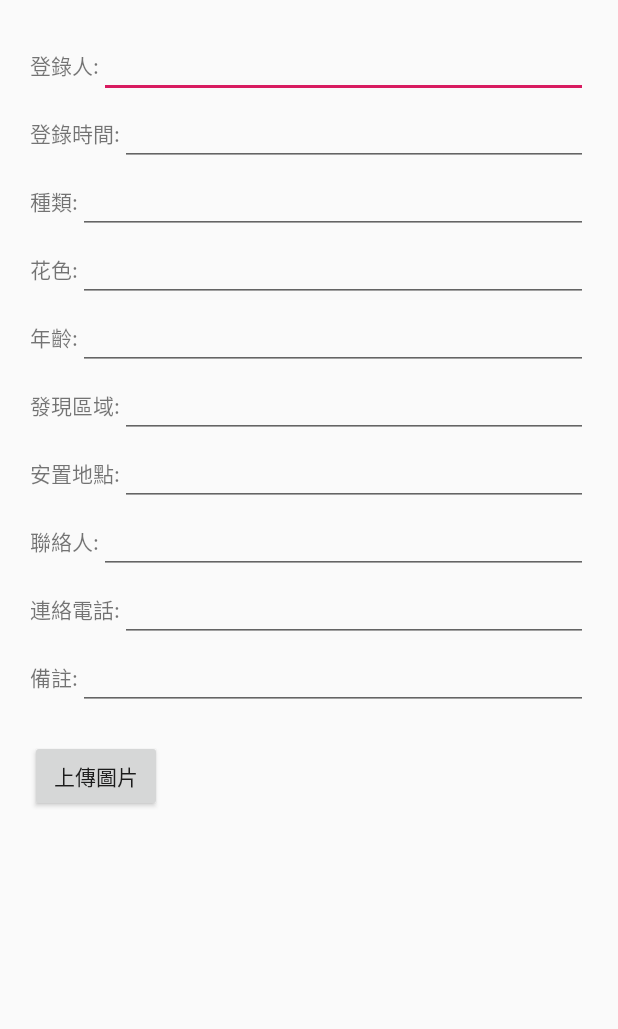
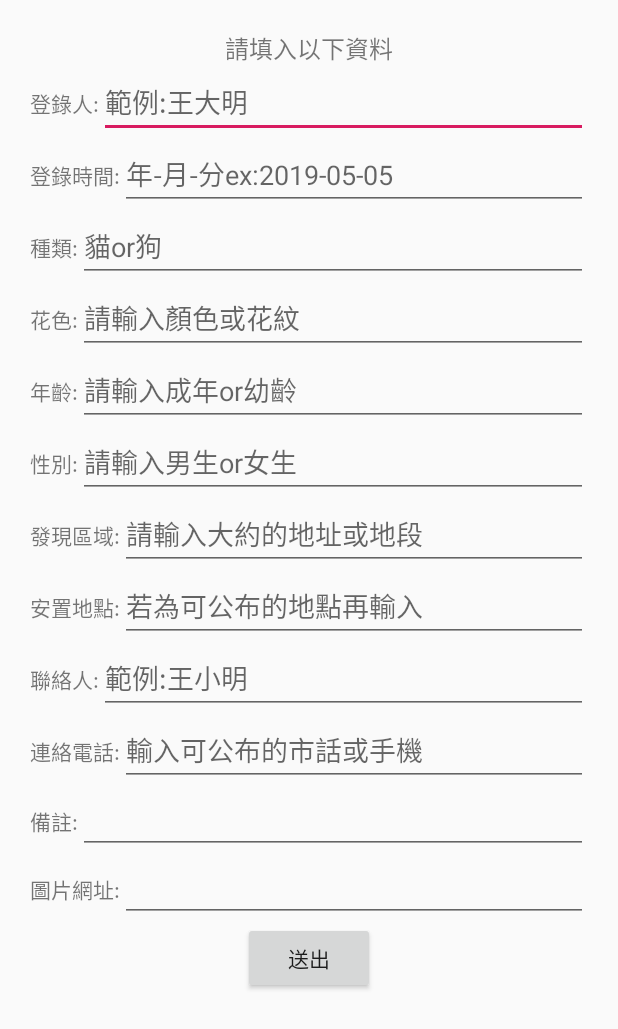
Before and after one commit to liucheyu/AniamlRegister, an Android app: the registerData screen opened directly, with no data from a screen before it, on a phone screen of 412 x 824 dp. Shown: the top 1029 px of the screen. Run offline under Robolectric (Android 15) with nearby library versions, the phone set to English and light mode, and no system bars.

Commit message:
20190506commit修改資料登錄

```diff
--- a/app/src/main/res/layout/activity_register_data.xml
+++ b/app/src/main/res/layout/activity_register_data.xml
@@ -1,16 +1,24 @@
 <?xml version="1.0" encoding="utf-8"?>
-<LinearLayout xmlns:android="http://schemas.android.com/apk/res/android"
+<ScrollView
+    xmlns:android="http://schemas.android.com/apk/res/android"
     xmlns:app="http://schemas.android.com/apk/res-auto"
     xmlns:tools="http://schemas.android.com/tools"
     android:layout_width="match_parent"
-    android:layout_height="match_parent"
+    android:layout_height="match_parent">
+<LinearLayout
+    android:layout_width="match_parent"
+    android:layout_height="wrap_content"
     tools:context=".registerData"
     android:orientation="vertical"
     android:padding="20dp">
-    <ImageView
-        android:id="@+id/image"
+
+    <TextView
         android:layout_width="wrap_content"
-        android:layout_height="wrap_content" />
+        android:layout_height="wrap_content"
+        android:layout_gravity="center_horizontal"
+        android:text="請填入以下資料"
+        android:textSize="16sp"/>
+
     <LinearLayout
         android:layout_width="match_parent"
         android:layout_height="wrap_content"
@@ -22,7 +30,8 @@
         <EditText
             android:id="@+id/edtRegister"
             android:layout_width="match_parent"
-            android:layout_height="wrap_content" />
+            android:layout_height="wrap_content"
+            android:hint="範例:王大明"/>
     </LinearLayout>
     <LinearLayout
         android:layout_width="match_parent"
@@ -35,7 +44,8 @@
         <EditText
             android:id="@+id/edtUpdate"
             android:layout_width="match_parent"
-            android:layout_height="wrap_content" />
+            android:layout_height="wrap_content"
+            android:hint="年-月-分ex:2019-05-05" />
     </LinearLayout>
     <LinearLayout
         android:layout_width="match_parent"
@@ -48,7 +58,8 @@
         <EditText
             android:id="@+id/edtKind"
             android:layout_width="match_parent"
-            android:layout_height="wrap_content" />
+            android:layout_height="wrap_content"
+            android:hint="貓or狗" />
     </LinearLayout>
     <LinearLayout
         android:layout_width="match_parent"
@@ -61,7 +72,8 @@
         <EditText
             android:id="@+id/edtColor"
             android:layout_width="match_parent"
-            android:layout_height="wrap_content" />
+            android:layout_height="wrap_content"
+            android:hint="請輸入顏色或花紋" />
     </LinearLayout>
     <LinearLayout
         android:layout_width="match_parent"
@@ -74,7 +86,22 @@
         <EditText
             android:id="@+id/edtAge"
             android:layout_width="match_parent"
-            android:layout_height="wrap_content" />
+            android:layout_height="wrap_content"
+            android:hint="請輸入成年or幼齡" />
+    </LinearLayout>
+    <LinearLayout
+        android:layout_width="match_parent"
+        android:layout_height="wrap_content"
+        android:orientation="horizontal">
+        <TextView
+            android:layout_width="wrap_content"
+            android:layout_height="wrap_content"
+            android:text="性別:"/>
+        <EditText
+            android:id="@+id/edtSex"
+            android:layout_width="match_parent"
+            android:layout_height="wrap_content"
+            android:hint="請輸入男生or女生" />
     </LinearLayout>
     <LinearLayout
         android:layout_width="match_parent"
@@ -87,7 +114,8 @@
         <EditText
             android:id="@+id/edtFind"
             android:layout_width="match_parent"
-            android:layout_height="wrap_content" />
+            android:layout_height="wrap_content"
+            android:hint="請輸入大約的地址或地段" />
     </LinearLayout>
     <LinearLayout
         android:layout_width="match_parent"
@@ -100,7 +128,8 @@
         <EditText
             android:id="@+id/edtShelter"
             android:layout_width="match_parent"
-            android:layout_height="wrap_content" />
+            android:layout_height="wrap_content"
+            android:hint="若為可公布的地點再輸入" />
     </LinearLayout>
     <LinearLayout
         android:layout_width="match_parent"
@@ -113,7 +142,8 @@
         <EditText
             android:id="@+id/edtContact"
             android:layout_width="match_parent"
-            android:layout_height="wrap_content" />
+            android:layout_height="wrap_content"
+            android:hint="範例:王小明"/>
     </LinearLayout>
     <LinearLayout
         android:layout_width="match_parent"
@@ -126,7 +156,8 @@
         <EditText
             android:id="@+id/edtTel"
             android:layout_width="match_parent"
-            android:layout_height="wrap_content" />
+            android:layout_height="wrap_content"
+            android:hint="輸入可公布的市話或手機" />
     </LinearLayout>
     <LinearLayout
         android:layout_width="match_parent"
@@ -141,10 +172,25 @@
             android:layout_width="match_parent"
             android:layout_height="wrap_content" />
     </LinearLayout>
+    <LinearLayout
+        android:layout_width="match_parent"
+        android:layout_height="wrap_content"
+        android:orientation="horizontal">
+        <TextView
+            android:layout_width="wrap_content"
+            android:layout_height="wrap_content"
+            android:text="圖片網址:"/>
+        <EditText
+            android:id="@+id/edtUrl"
+            android:layout_width="match_parent"
+            android:layout_height="wrap_content" />
+    </LinearLayout>
     <Button
-        android:id="@+id/btnImagUp"
+        android:id="@+id/btnSend"
         android:layout_width="wrap_content"
         android:layout_height="wrap_content"
-        android:layout_marginTop="20dp"
-        android:text="上傳圖片"/>
+        android:layout_gravity="center_horizontal"
+        android:text="送出"/>
+
 </LinearLayout>
+</ScrollView>
```
